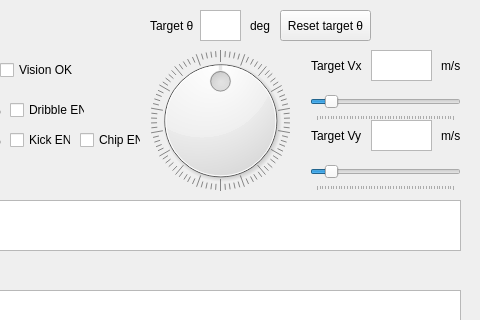
Qt form Qt Communication Tester/Qt_Communication_Tester/qt_communication_tester.ui (ibis-ssl/GUI_Qt) before a commit; both pictures show x 280 to 760 and y 0 to 320 of the 760 by 713 pixel window.
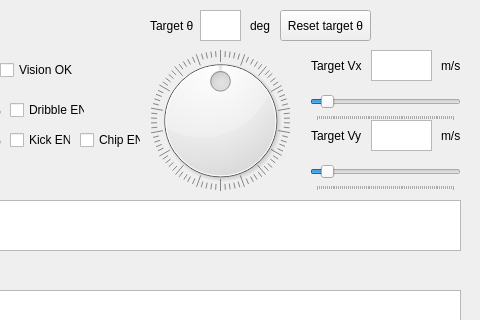
The same form after that commit.

```diff
--- a/Qt Communication Tester/Qt_Communication_Tester/qt_communication_tester.ui
+++ b/Qt Communication Tester/Qt_Communication_Tester/qt_communication_tester.ui
@@ -404,7 +404,7 @@
      </rect>
     </property>
     <property name="maximum">
-     <number>500</number>
+     <number>700</number>
     </property>
     <property name="value">
      <number>50</number>
@@ -498,7 +498,7 @@
      </rect>
     </property>
     <property name="maximum">
-     <number>500</number>
+     <number>700</number>
     </property>
     <property name="value">
      <number>50</number>
```
